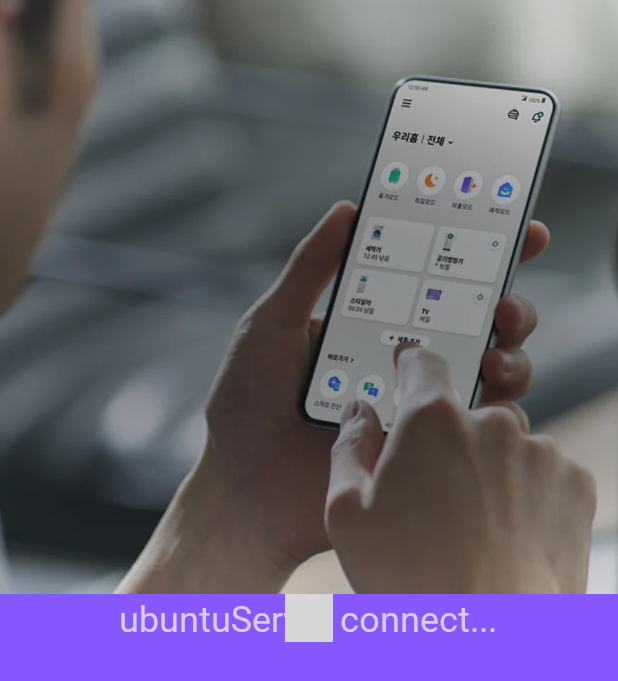
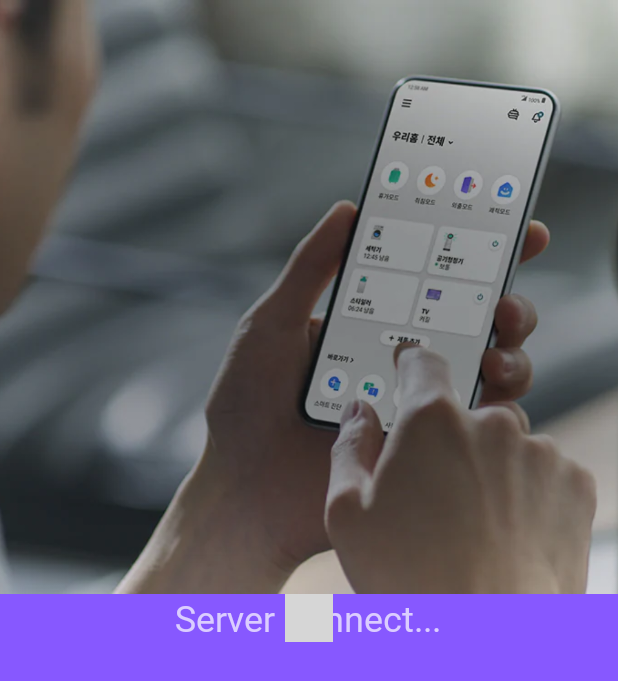
Before and after one commit to MS949/2022-MDP-PROJECT, an Android app: the layout activity_splash.xml on its own in the app's theme, with its tools: preview values and no code run, on a phone screen of 412 x 824 dp. Shown: the top 681 px of the screen. Run offline under Robolectric (Android 15) with nearby library versions, the light colour scheme and no system bars; plain views replace ElasticDownloadView; grey boxes are pictures that could not be loaded.

Commit message:
Add android MQTT

```diff
--- a/android/app/build.gradle
+++ b/android/app/build.gradle
@@ -7,7 +7,7 @@ android {
 
     defaultConfig {
         applicationId "com.headthings.mdp_project_2022"
-        minSdk 28
+        minSdk 28   // android pie
         targetSdk 33
         versionCode 1
         versionName "1.0"
@@ -34,6 +34,7 @@ dependencies {
     implementation 'androidx.constraintlayout:constraintlayout:2.1.4'
     implementation 'com.jakewharton:butterknife:10.2.3'
     implementation 'org.eclipse.paho:org.eclipse.paho.client.mqttv3:1.2.0'
+    implementation 'org.eclipse.paho:org.eclipse.paho.android.service:1.1.1'
     implementation 'com.github.st235:expandablebottombar:1.5.1'         // https://github.com/st235/ExpandableBottomBar
     implementation 'me.relex:circleindicator:2.1.6'                     // https://github.com/ongakuer/CircleIndicator
     implementation 'com.github.tibolte:elasticdownload:1.0.4'           // https://github.com/Tibolte/ElasticDownload
--- a/android/app/src/main/res/layout/activity_splash.xml
+++ b/android/app/src/main/res/layout/activity_splash.xml
@@ -31,6 +31,6 @@
         android:layout_alignBottom="@+id/elastic_download_view"
         android:layout_centerHorizontal="true"
         android:textSize="24sp"
-        tools:text="ubuntuServer connect..." />
+        tools:text="Server connect..." />
 
 </RelativeLayout>
--- a/android/app/src/main/res/values-night/themes.xml
+++ b/android/app/src/main/res/values-night/themes.xml
@@ -1,6 +1,6 @@
 <resources>
     <!-- Base application theme. -->
-    <style name="Theme.MDP_Project_2022" parent="Theme.MaterialComponents.DayNight.DarkActionBar">
+    <style name="Theme.MDP_Project_2022" parent="Theme.AppCompat.NoActionBar">
         <!-- Primary brand color. -->
         <item name="colorPrimary">@color/primary</item>
         <item name="colorPrimaryVariant">@color/primary_varient</item>
@@ -10,7 +10,7 @@
         <item name="colorSecondaryVariant">@color/secondary_varient</item>
         <item name="colorOnSecondary">@color/black</item>
         <!-- Status bar color. -->
-        <item name="android:statusBarColor">?attr/colorPrimaryVariant</item>
+        <item name="android:statusBarColor">@color/black</item>
         <!-- Customize your theme here. -->
         <item name="android:textViewStyle">@style/TextViewStyle</item>
         <item name="android:buttonStyle">@style/ButtonStyle</item>
```
Also changed, not shown: android/app/src/main/AndroidManifest.xml (+13 -0 lines), android/app/src/main/java/com/headthings/mdp_project_2022/SplashActivity.java (+50 -3 lines).
